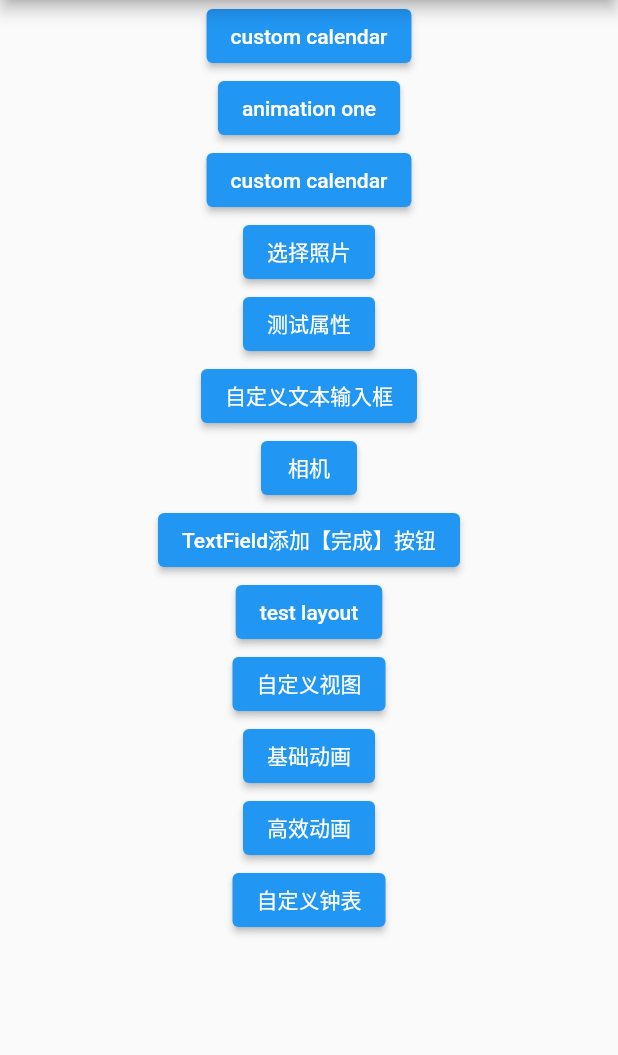
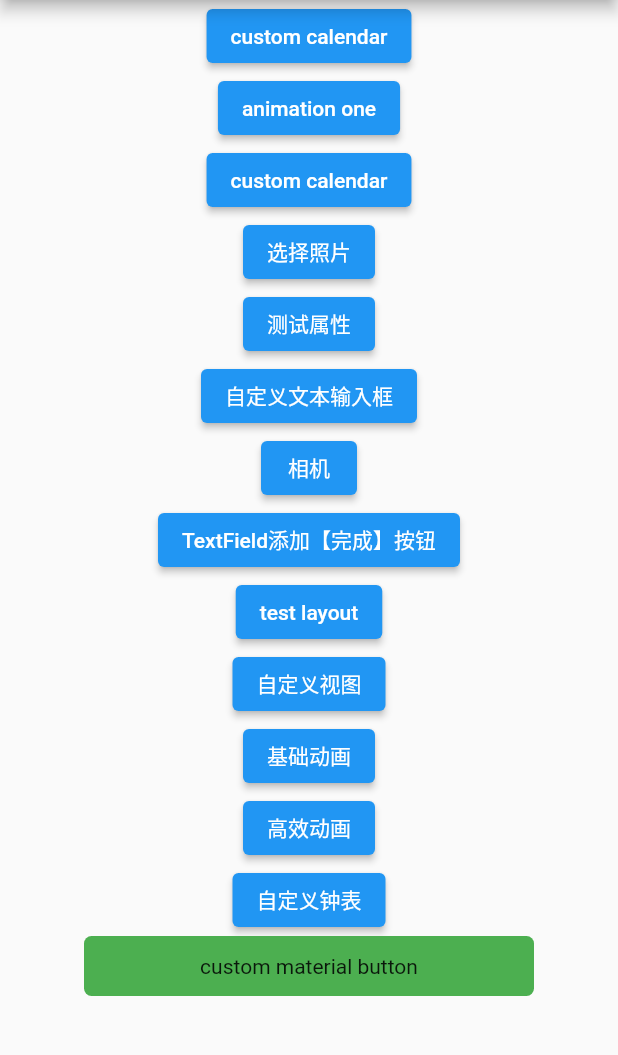
Before and after one commit to zishabei/flutter_repository, a Flutter app: the screen it shows after launch, on a phone screen of 412 x 824 dp, the part 84-1139 px from its top. Run offline on Flutter 3.47's test engine with Material 2 defaults, Android fonts, the light colour scheme and no system bars; our stand-ins replace camera, flutter_hooks, hooks_riverpod, video_player; missing offline and left inert: wechat_assets_picker.

Commit message:
自定义material button

```diff
--- a/lib/main.dart
+++ b/lib/main.dart
@@ -14,6 +14,7 @@ import 'package:hooks_riverpod/hooks_riverpod.dart';
 import 'package:wechat_assets_picker/wechat_assets_picker.dart';
 
 import 'widget/camera/camera_example_home.dart';
+import 'widget/widget/custom_material_button.dart';
 import 'widget/widget/textfield.dart';
 
 List<CameraDescription> cameras = <CameraDescription>[];
@@ -134,6 +135,7 @@ class _MyHomePageState extends State<MyHomePage> {
                     Navigator.of(context).push(CustomClock.route);
                   },
                   child: const Text("自定义钟表")),
+              const CustomMaterialButton()
             ],
           ),
         ));
--- /dev/null
+++ b/lib/widget/widget/custom_material_button.dart
@@ -0,0 +1,31 @@
+import 'package:flutter/material.dart';
+import 'package:flutter_project/widget/app_debug.dart';
+
+class CustomMaterialButton extends StatefulWidget {
+  const CustomMaterialButton({Key? key}) : super(key: key);
+
+  @override
+  State<CustomMaterialButton> createState() => _CustomMaterialButtonState();
+}
+
+class _CustomMaterialButtonState extends State<CustomMaterialButton> {
+  @override
+  Widget build(BuildContext context) {
+    return Material(
+      color: Colors.green,
+      borderRadius: BorderRadius.circular(5.0),
+      child: InkWell(
+        borderRadius: BorderRadius.circular(5.0),
+        child: Container(
+            alignment: Alignment.center,
+            width: 300,
+            height: 40,
+            decoration: BoxDecoration(borderRadius: BorderRadius.circular(5.0)),
+            child: const Text("custom material button")),
+        onTap: () {
+          AppDebug.log("-------------");
+        },
+      ),
+    );
+  }
+}
```
Also changed, not shown: lib/example/clock/components/clock_hand_second.dart (+0 -18 lines).
